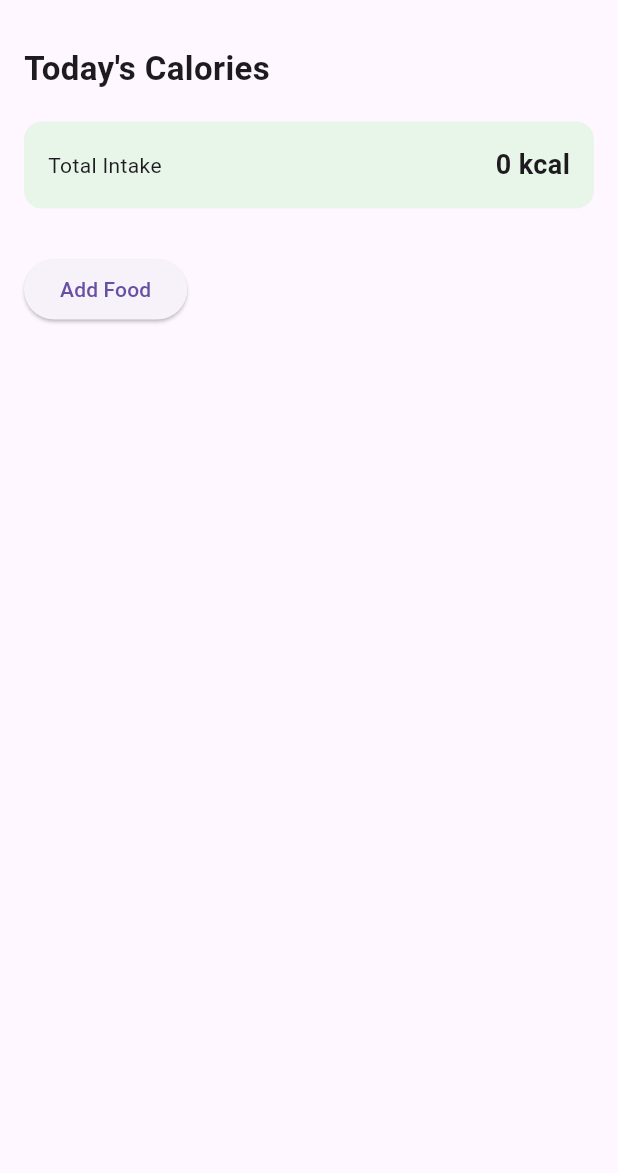
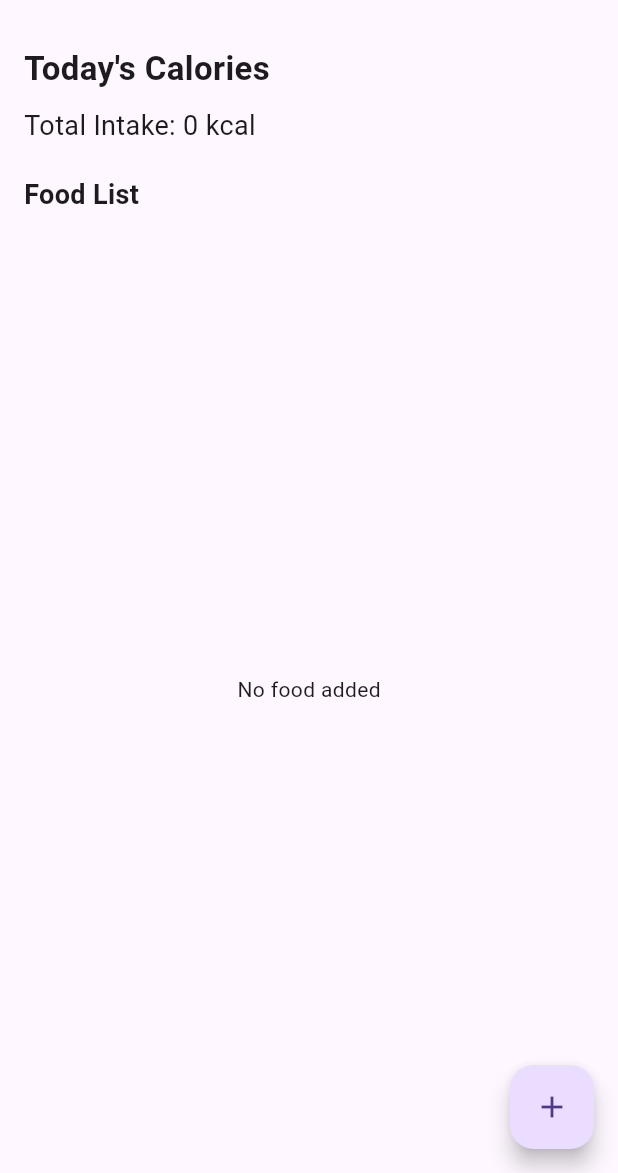
Before and after one commit to tyagikrish001/caltrack-Flutter, a Flutter app: the screen it shows after launch, on a phone screen of 412 x 824 dp, the part 63-1236 px from its top. Run offline on Flutter 3.47's test engine with Material 3 defaults, Android fonts, the light colour scheme and no system bars.

Commit message:
add food list and delete functionality

```diff
--- a/lib/main.dart
+++ b/lib/main.dart
@@ -27,48 +27,41 @@ class HomeScreen extends StatefulWidget {
 
 class _HomeScreenState extends State<HomeScreen> {
   int totalCalories = 0;
+  final List<Map<String, dynamic>> foods = [];
 
-  final TextEditingController foodController = TextEditingController();
-  final TextEditingController calorieController = TextEditingController();
- void addFood() {
-  if (!mounted) return;
-
-  final caloriesText = calorieController.text;
-  final int calories = int.tryParse(caloriesText) ?? 0;
-
-    if (calories > 0) {
+  void addFood(String name, int calories) {
     setState(() {
+      foods.add({'name': name, 'cal': calories});
       totalCalories += calories;
     });
   }
 
-    foodController.clear();
-    calorieController.clear();
-    Navigator.pop(context);
+  void deleteFood(int index) {
+    setState(() {
+      totalCalories -= foods[index]['cal'] as int;
+      foods.removeAt(index);
+    });
   }
 
-  void openAddFoodDialog() {
+  void showAddFoodDialog() {
+    final nameController = TextEditingController();
+    final calController = TextEditingController();
+
     showDialog(
       context: context,
-      builder: (context) {
-        return AlertDialog(
+      builder: (_) => AlertDialog(
         title: const Text("Add Food"),
         content: Column(
           mainAxisSize: MainAxisSize.min,
           children: [
             TextField(
-                controller: foodController,
-                decoration: const InputDecoration(
-                  labelText: "Food name",
+              controller: nameController,
+              decoration: const InputDecoration(labelText: "Food name"),
             ),
-              ),
-              const SizedBox(height: 10),
             TextField(
-                controller: calorieController,
+              controller: calController,
               keyboardType: TextInputType.number,
-                decoration: const InputDecoration(
-                  labelText: "Calories",
-                ),
+              decoration: const InputDecoration(labelText: "Calories"),
             ),
           ],
         ),
@@ -78,20 +71,30 @@ class _HomeScreenState extends State<HomeScreen> {
             child: const Text("Cancel"),
           ),
           ElevatedButton(
-              onPressed: addFood,
+            onPressed: () {
+              if (nameController.text.isNotEmpty &&
+                  calController.text.isNotEmpty) {
+                addFood(
+                  nameController.text,
+                  int.parse(calController.text),
+                );
+                Navigator.pop(context);
+              }
+            },
             child: const Text("Add"),
           ),
         ],
-        );
-      },
+      ),
     );
   }
 
   @override
   Widget build(BuildContext context) {
     return Scaffold(
-      appBar: AppBar(
-        title: const Text("CalTrack"),
+      appBar: AppBar(title: const Text("CalTrack")),
+      floatingActionButton: FloatingActionButton(
+        onPressed: showAddFoodDialog,
+        child: const Icon(Icons.add),
       ),
       body: Padding(
         padding: const EdgeInsets.all(16),
@@ -102,32 +105,36 @@ class _HomeScreenState extends State<HomeScreen> {
               "Today's Calories",
               style: TextStyle(fontSize: 22, fontWeight: FontWeight.bold),
             ),
+            const SizedBox(height: 10),
+            Text(
+              "Total Intake: $totalCalories kcal",
+              style: const TextStyle(fontSize: 18),
+            ),
             const SizedBox(height: 20),
-
-            Container(
-              padding: const EdgeInsets.all(16),
-              decoration: BoxDecoration(
-                color: Colors.green.shade50,
-                borderRadius: BorderRadius.circular(12),
+            const Text(
+              "Food List",
+              style: TextStyle(fontSize: 18, fontWeight: FontWeight.bold),
             ),
-              child: Row(
-                mainAxisAlignment: MainAxisAlignment.spaceBetween,
-                children: [
-                  const Text("Total Intake"),
-                  Text(
-                    "$totalCalories kcal",
-                    style: const TextStyle(
-                        fontSize: 18, fontWeight: FontWeight.bold),
-                  ),
-                ],
+            const SizedBox(height: 10),
+            Expanded(
+              child: foods.isEmpty
+                  ? const Center(child: Text("No food added"))
+                  : ListView.builder(
+                      itemCount: foods.length,
+                      itemBuilder: (context, index) {
+                        return Card(
+                          child: ListTile(
+                            title: Text(foods[index]['name']),
+                            subtitle:
+                                Text("${foods[index]['cal']} kcal"),
+                            trailing: IconButton(
+                              icon: const Icon(Icons.delete, color: Colors.red),
+                              onPressed: () => deleteFood(index),
                             ),
                           ),
-
-            const SizedBox(height: 30),
-
-            ElevatedButton(
-              onPressed: openAddFoodDialog,
-              child: const Text("Add Food"),
+                        );
+                      },
+                    ),
             ),
           ],
         ),
```
Lines whose indentation alone changed are shown as unchanged.
